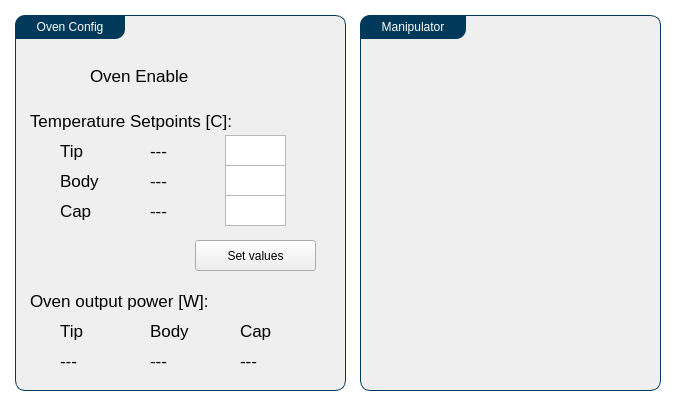
Old version of the form Utils/ursapqConsole/sample.ui in the repository pnjun/UrsaPQ-Manager.
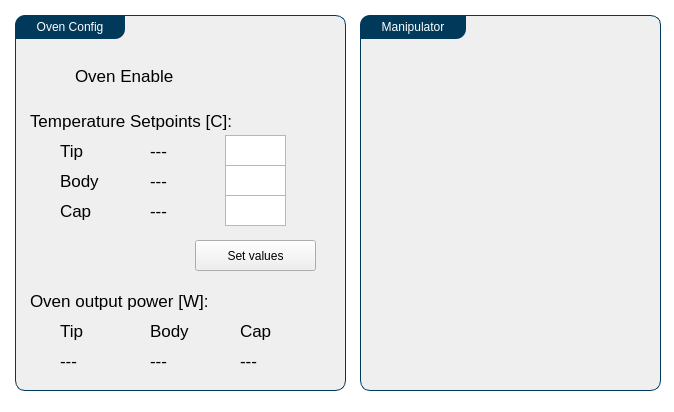
New version of the form.

What changed in the file:
```diff
--- a/Utils/ursapqConsole/sample.ui
+++ b/Utils/ursapqConsole/sample.ui
@@ -54,9 +54,9 @@
     <widget class="QLabel" name="label">
      <property name="geometry">
       <rect>
-       <x>75</x>
+       <x>60</x>
        <y>45</y>
-       <width>106</width>
+       <width>121</width>
        <height>31</height>
       </rect>
      </property>
@@ -80,7 +80,7 @@
       <rect>
        <x>15</x>
        <y>90</y>
-       <width>211</width>
+       <width>241</width>
        <height>31</height>
       </rect>
      </property>
@@ -171,7 +171,7 @@
       <rect>
        <x>15</x>
        <y>270</y>
-       <width>196</width>
+       <width>226</width>
        <height>31</height>
       </rect>
      </property>
```
